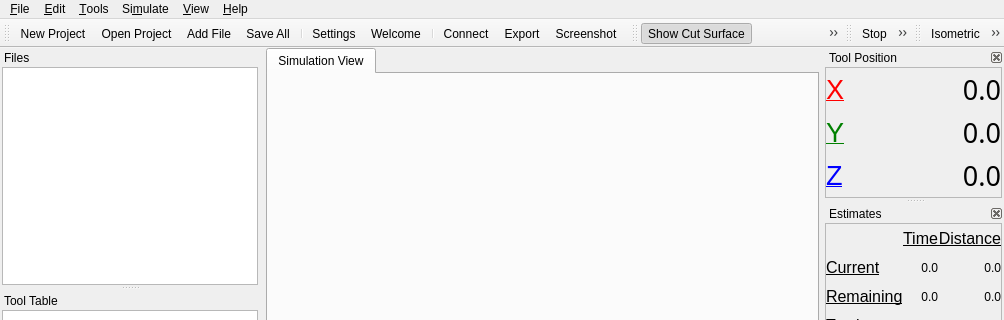
This is qt/camotics.ui in CauldronDevelopmentLLC/CAMotics as Qt 5 draws it before an edit; both pictures show x 0 to 1004 and y 0 to 320 of the 1004 by 797 pixel window. The edited form follows.
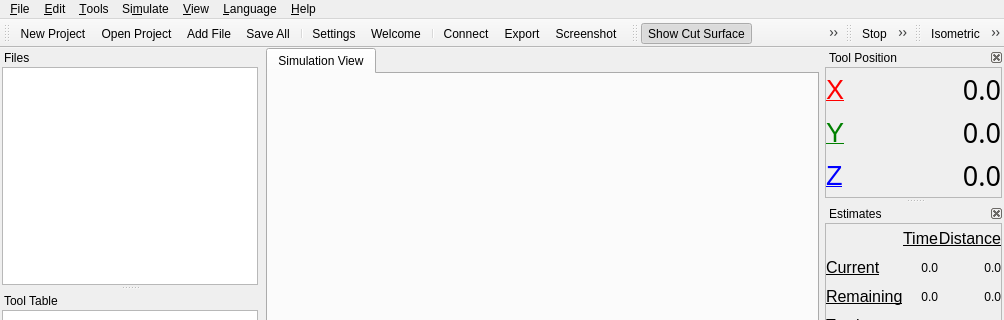
This is the edited form. Icons and pictures are not drawn. Custom widgets are drawn as their Qt base class.

Commit message: Added initial German translation and language menu

The edit to the form file:
```diff
--- a/qt/camotics.ui
+++ b/qt/camotics.ui
@@ -313,7 +313,7 @@
      <x>0</x>
      <y>0</y>
      <width>1004</width>
-     <height>24</height>
+     <height>20</height>
     </rect>
    </property>
    <widget class="QMenu" name="menuFile">
@@ -429,11 +429,17 @@
     <addaction name="actionLoadDefaultToolTable"/>
     <addaction name="actionAddTool"/>
    </widget>
+   <widget class="QMenu" name="menuLanguage">
+    <property name="title">
+     <string>&amp;Language</string>
+    </property>
+   </widget>
    <addaction name="menuFile"/>
    <addaction name="menuEdit"/>
    <addaction name="menuTools"/>
    <addaction name="menuSimulate"/>
    <addaction name="menuView_2"/>
+   <addaction name="menuLanguage"/>
    <addaction name="menuHelp"/>
   </widget>
   <widget class="QToolBar" name="projectToolBar">
```
The commit also changes 9 other files.
